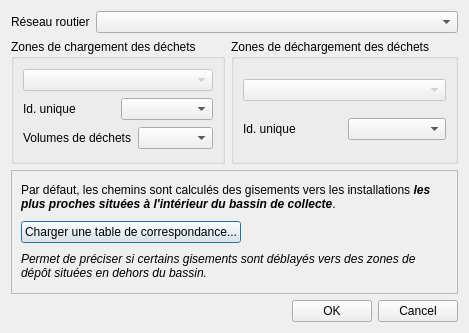
First picture: the form in dialog_pluscourtchemin.ui, repository quythytruong/depos_outils_simu, before the edit.
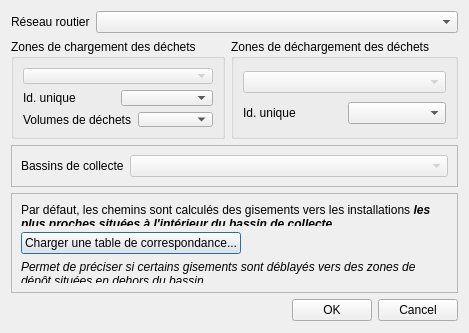
Second picture: the form after the edit. Custom widgets are drawn as their Qt base class.

```diff
--- a/dialog_pluscourtchemin.ui
+++ b/dialog_pluscourtchemin.ui
@@ -113,6 +113,38 @@
      </item>
     </layout>
    </item>
+   <item>
+    <widget class="QFrame" name="frameBassin">
+     <property name="frameShape">
+      <enum>QFrame::StyledPanel</enum>
+     </property>
+     <property name="frameShadow">
+      <enum>QFrame::Raised</enum>
+     </property>
+     <layout class="QHBoxLayout" name="horizontalLayout_6">
+      <item>
+       <widget class="QLabel" name="label_7">
+        <property name="text">
+         <string>Bassins de collecte</string>
+        </property>
+       </widget>
+      </item>
+      <item>
+       <widget class="QgsMapLayerComboBox" name="bassinLayer_CBox">
+        <property name="enabled">
+         <bool>false</bool>
+        </property>
+        <property name="sizePolicy">
+         <sizepolicy hsizetype="MinimumExpanding" vsizetype="Fixed">
+          <horstretch>0</horstretch>
+          <verstretch>0</verstretch>
+         </sizepolicy>
+        </property>
+       </widget>
+      </item>
+     </layout>
+    </widget>
+   </item>
    <item>
     <widget class="QFrame" name="tableCorrespondance_frame">
      <property name="frameShape">
```
